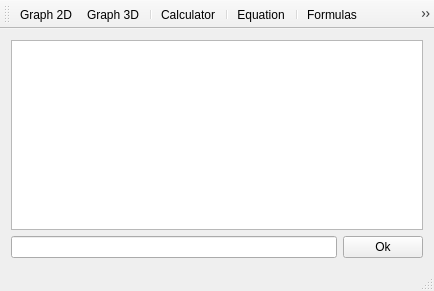
Old version of the form mainwindow.ui in the repository joaodeus/mathgraphica.
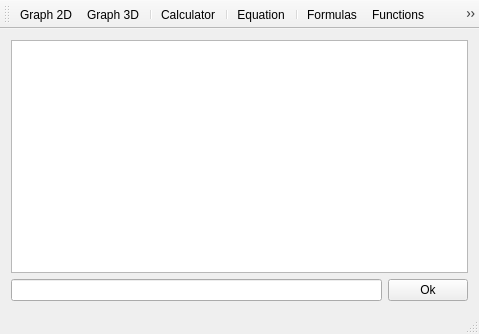
New version of the form. Icons and pictures are not drawn.

What changed in the file:
```diff
--- a/mainwindow.ui
+++ b/mainwindow.ui
@@ -6,8 +6,8 @@
    <rect>
     <x>0</x>
     <y>0</y>
-    <width>434</width>
-    <height>291</height>
+    <width>479</width>
+    <height>334</height>
    </rect>
   </property>
   <property name="windowTitle">
@@ -70,6 +70,7 @@
    <addaction name="separator"/>
    <addaction name="actionFormulas"/>
    <addaction name="actionFunctions"/>
+   <addaction name="actionVariables"/>
    <addaction name="separator"/>
    <addaction name="actionIntegral"/>
    <addaction name="actionIntegral_double"/>
@@ -189,6 +190,15 @@
     <string>Functions</string>
    </property>
   </action>
+  <action name="actionVariables">
+   <property name="icon">
+    <iconset resource="mathgraphica.qrc">
+     <normaloff>:/images/images/variables.png</normaloff>:/images/images/variables.png</iconset>
+   </property>
+   <property name="text">
+    <string>Variables</string>
+   </property>
+  </action>
  </widget>
  <layoutdefault spacing="6" margin="11"/>
  <resources>
```
Left out of the diff: 4 changed lines with no effect on the pictures.
